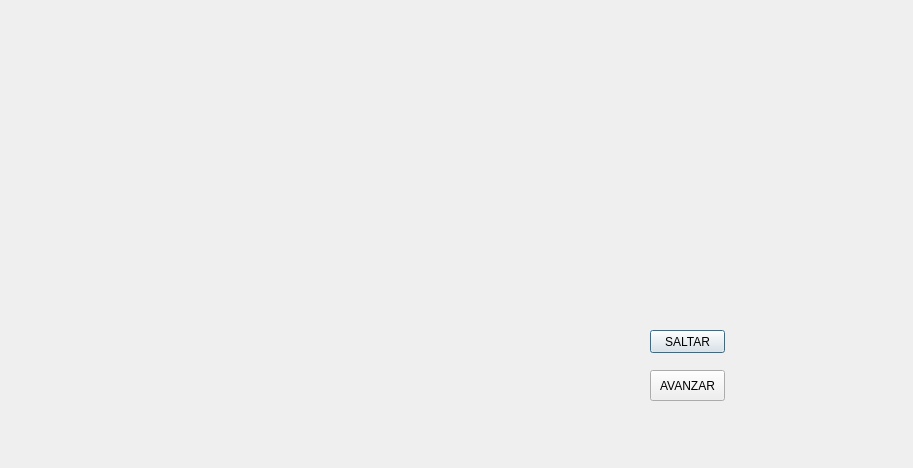
Qt form GUI/Manual.ui (JuanCruzEmmanuel/TestFrame) before a commit.
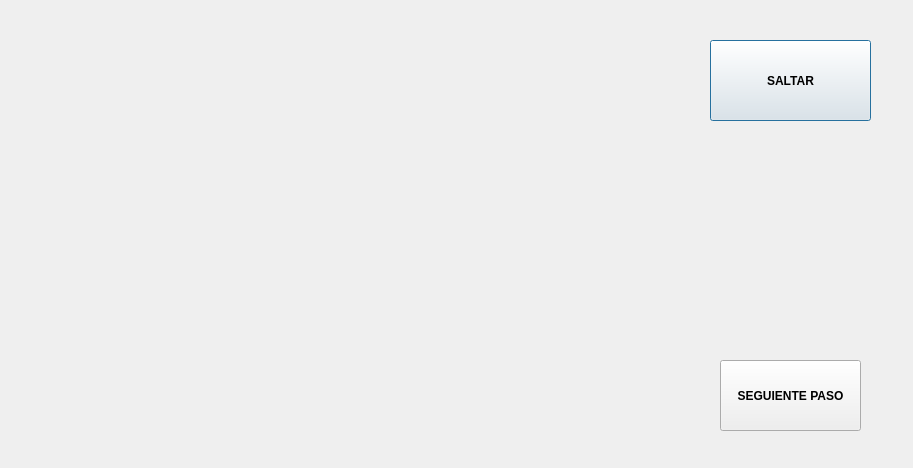
The same form after that commit.

Commit message: Se realizan cambios menores en la interfaz grafica de salto

The edit to the form file:
```diff
--- a/GUI/Manual.ui
+++ b/GUI/Manual.ui
@@ -26,12 +26,19 @@
     <widget class="QPushButton" name="SELECCION_FILAS_COLUMNAS">
      <property name="geometry">
       <rect>
-       <x>630</x>
-       <y>320</y>
-       <width>75</width>
-       <height>23</height>
+       <x>690</x>
+       <y>30</y>
+       <width>161</width>
+       <height>81</height>
       </rect>
      </property>
+     <property name="cursor">
+      <cursorShape>PointingHandCursor</cursorShape>
+     </property>
+     <property name="styleSheet">
+      <string notr="true">font: 16pt &quot;Arial&quot;;
+font-weight: bold;</string>
+     </property>
      <property name="text">
       <string>SALTAR</string>
      </property>
@@ -39,14 +46,21 @@
     <widget class="QPushButton" name="PASO_AVANCE">
      <property name="geometry">
       <rect>
-       <x>630</x>
-       <y>360</y>
-       <width>75</width>
-       <height>31</height>
+       <x>700</x>
+       <y>350</y>
+       <width>141</width>
+       <height>71</height>
       </rect>
      </property>
+     <property name="cursor">
+      <cursorShape>PointingHandCursor</cursorShape>
+     </property>
+     <property name="styleSheet">
+      <string notr="true">font: 10pt &quot;Arial&quot;;
+font-weight: bold;</string>
+     </property>
      <property name="text">
-      <string>AVANZAR</string>
+      <string>SEGUIENTE PASO</string>
      </property>
     </widget>
    </widget>
```
Left out of the diff: 9 changed lines with no effect on the pictures.
